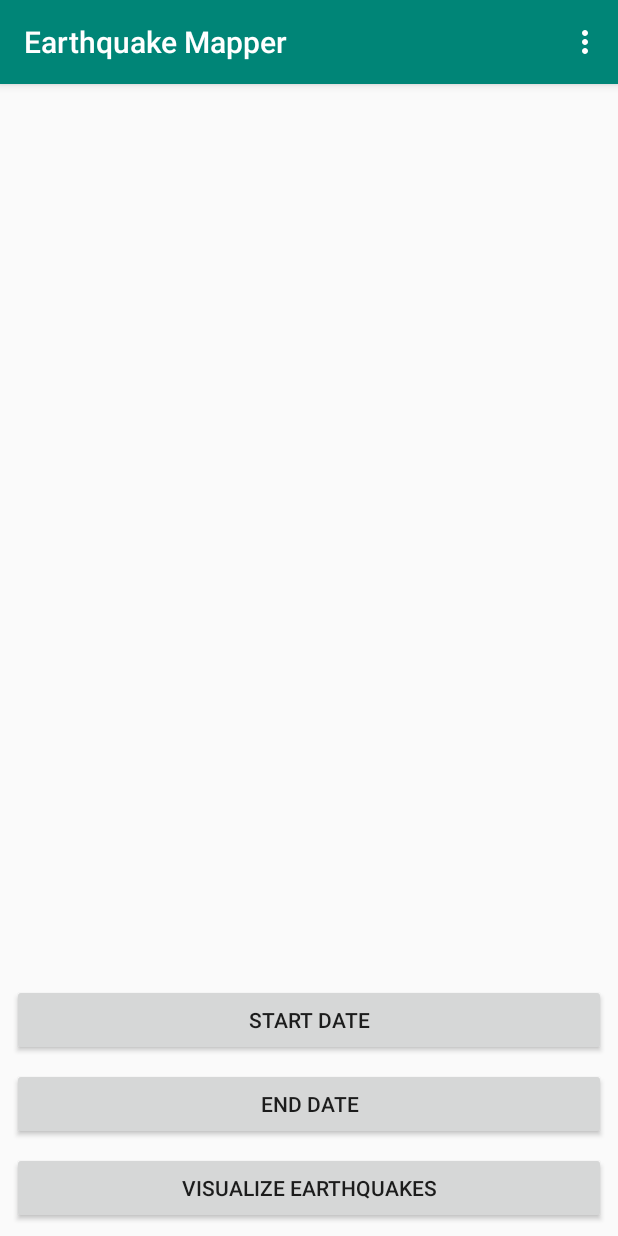
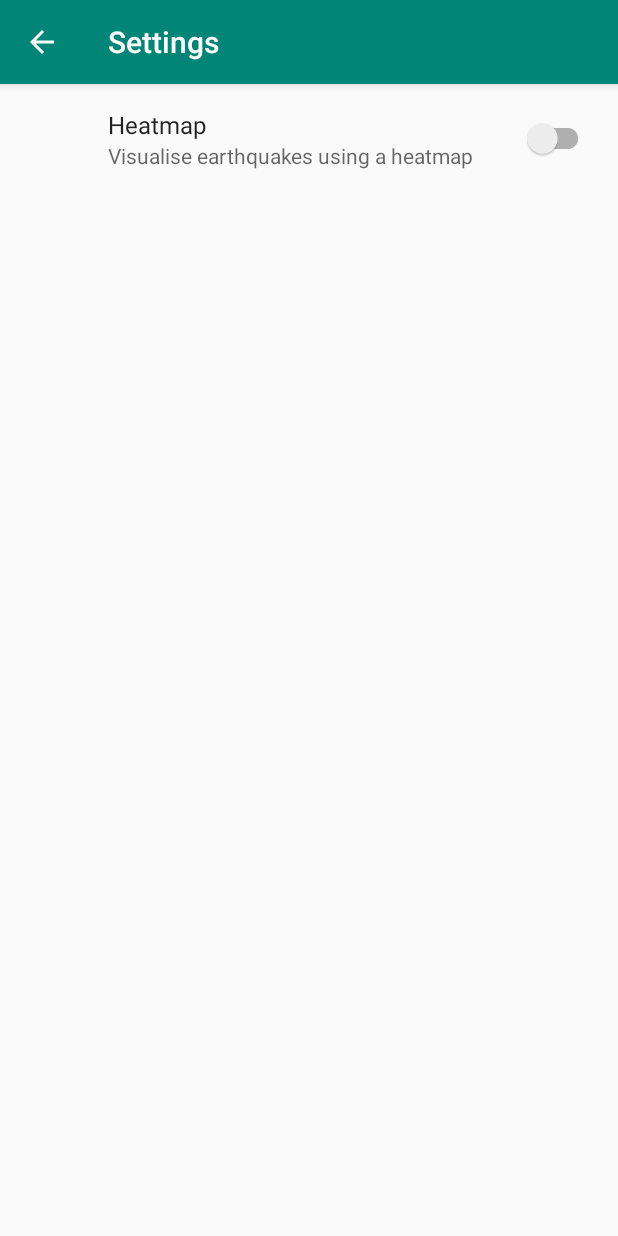
Before and after one commit to jamesl33/300CEM-Course-Work, an Android app: the screen it shows after launch (MainActivity before the commit, SettingsActivity after it), in the options menu, after a tap on "Settings", on a phone screen of 412 x 824 dp. Run offline under Robolectric (Android 15) with nearby library versions, the phone set to English and light mode, and no system bars; our stand-ins replace androidx.preference.

Commit message:
Started implementing the settings activity

```diff
--- a/app/build.gradle
+++ b/app/build.gradle
@@ -24,7 +24,8 @@ dependencies {
     implementation 'com.android.support.constraint:constraint-layout:1.1.3'
     implementation 'com.android.support:design:28.0.0'
     implementation 'com.android.support:support-v4:28.0.0'
-    implementation 'com.readystatesoftware.sqliteasset:sqliteassethelper:+'
+    implementation 'com.readystatesoftware.sqliteasset:sqliteassethelper:2.0.1'
+    implementation 'com.android.support:preference-v7:28.0.0'
     testImplementation 'junit:junit:4.12'
     androidTestImplementation 'com.android.support.test:runner:1.0.2'
     androidTestImplementation 'com.android.support.test.espresso:espresso-core:3.0.2'
--- a/app/src/main/java/lee/james/earthquakemapper/MainActivity.java
+++ b/app/src/main/java/lee/james/earthquakemapper/MainActivity.java
@@ -1,7 +1,10 @@
 package lee.james.earthquakemapper;
 
+import android.content.Intent;
+import android.content.SharedPreferences;
 import android.os.Bundle;
 import android.support.v7.app.AppCompatActivity;
+import android.support.v7.preference.PreferenceManager;
 import android.support.v7.widget.Toolbar;
 import android.util.Log;
 import android.view.Menu;
@@ -18,15 +21,22 @@ public class MainActivity extends AppCompatActivity {
     private static final String LOG_TAG = MainActivity.class.getSimpleName();
 
     private DatePickerFragment mDatePickerFragment;
+    private Boolean generateHeatmap;
 
     @Override
     protected void onCreate(Bundle savedInstanceState) {
         super.onCreate(savedInstanceState);
+
+        PreferenceManager.setDefaultValues(this, R.xml.preferences, false);
+
         setContentView(R.layout.activity_main);
         Toolbar toolbar = findViewById(R.id.toolbar);
         setSupportActionBar(toolbar);
 
         mDatePickerFragment = new DatePickerFragment();
+
+        SharedPreferences sharedPref = PreferenceManager.getDefaultSharedPreferences(this);
+        this.generateHeatmap = sharedPref.getBoolean(SettingsActivity.KEY_PREF_HEATMAP_SWITCH, false);
     }
 
     @Override
@@ -41,6 +51,8 @@ public class MainActivity extends AppCompatActivity {
         switch (item.getItemId()) {
             case R.id.action_settings:
                 // User chose the "Settings" item, show the app settings UI...
+                Intent intent = new Intent(this, SettingsActivity.class);
+                startActivity(intent);
                 return true;
 
             default:
@@ -65,6 +77,10 @@ public class MainActivity extends AppCompatActivity {
 
     public void visualizeEarthquakes(View view) {
         // TODO - Launch a google maps activity where we will display the earthquake data
-        Log.d(LOG_TAG, "launch google maps activity to visualize earthquake data");
+        if (this.generateHeatmap) {
+            Log.d(LOG_TAG, "launch google maps activity to visualize earthquake data using a heatmap");
+        } else {
+            Log.d(LOG_TAG, "launch google maps activity to visualize earthquake data");
+        }
     }
 }
--- /dev/null
+++ b/app/src/main/java/lee/james/earthquakemapper/SettingsActivity.java
@@ -0,0 +1,17 @@
+package lee.james.earthquakemapper;
+
+import android.os.Bundle;
+import android.support.v7.app.AppCompatActivity;
+
+public class SettingsActivity extends AppCompatActivity {
+
+    public static final String KEY_PREF_HEATMAP_SWITCH = "heatmap_switch";
+
+    @Override
+    protected void onCreate(Bundle savedInstanceState) {
+        super.onCreate(savedInstanceState);
+        getSupportFragmentManager().beginTransaction()
+                .replace(android.R.id.content, new SettingsFragment())
+                .commit();
+    }
+}
--- /dev/null
+++ b/app/src/main/java/lee/james/earthquakemapper/SettingsFragment.java
@@ -0,0 +1,14 @@
+package lee.james.earthquakemapper;
+
+
+import android.os.Bundle;
+import android.support.v7.preference.PreferenceFragmentCompat;
+
+public class SettingsFragment extends PreferenceFragmentCompat {
+
+    @Override
+    public void onCreatePreferences(Bundle savedInstanceState, String rootKey) {
+        setPreferencesFromResource(R.xml.preferences, rootKey);
+    }
+
+}
--- a/app/src/main/res/values/strings.xml
+++ b/app/src/main/res/values/strings.xml
@@ -10,6 +10,10 @@
     <!-- Values related to toolbar actions -->
     <string name="action_settings">Settings</string>
 
-    <!-- String to do with DatePickerFragment -->
+    <!-- Values to do with DatePickerFragment -->
     <string name="date_picker">datePicker</string>
+
+    <!-- Values to do with preferences -->
+    <string name="heatmap_toggle_summary">Visualise earthquakes using a heatmap</string>
+    <string name="heatmap_toggle">Heatmap</string>
 </resources>
--- a/app/src/main/res/values/styles.xml
+++ b/app/src/main/res/values/styles.xml
@@ -6,6 +6,7 @@
         <item name="colorPrimary">@color/colorPrimary</item>
         <item name="colorPrimaryDark">@color/colorPrimaryDark</item>
         <item name="colorAccent">@color/colorAccent</item>
+        <item name="preferenceTheme">@style/PreferenceThemeOverlay</item>
     </style>
 
     <style name="AppTheme.NoActionBar">
--- /dev/null
+++ b/app/src/main/res/xml/preferences.xml
@@ -0,0 +1,9 @@
+<?xml version="1.0" encoding="utf-8"?>
+<PreferenceScreen xmlns:android="http://schemas.android.com/apk/res/android">
+
+    <android.support.v7.preference.SwitchPreferenceCompat
+        android:defaultValue="false"
+        android:key="heatmap_switch"
+        android:summary="@string/heatmap_toggle_summary"
+        android:title="@string/heatmap_toggle" />
+</PreferenceScreen>
```
Also changed, not shown: app/src/main/AndroidManifest.xml (+10 -1 lines).
